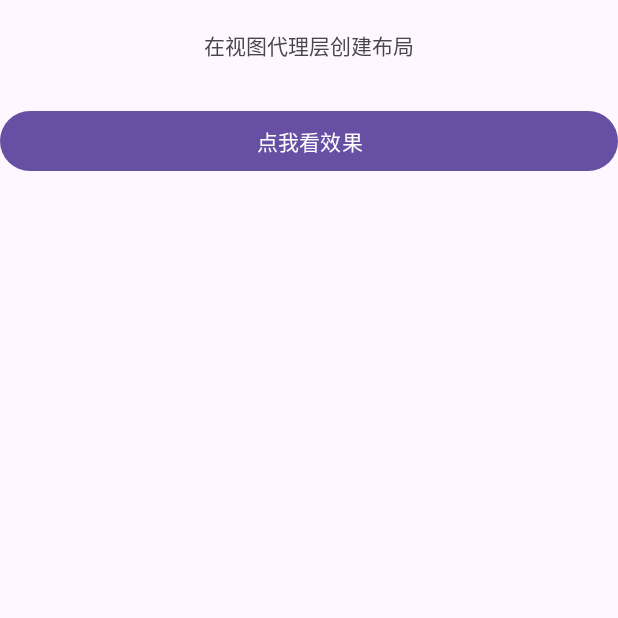
After one commit to NobodyCaiCai/MvpProject, an Android app: the ShellActivity screen opened directly, with no data from a screen before it, on a phone screen of 412 x 824 dp, the top half of it. The commit adds this screen. Run offline under Robolectric (Android 15) with nearby library versions, the phone set to English and light mode, and no system bars.

Commit message:
TheMVP kotlin实现：https://github.com/kymjs/TheMVP V2

```diff
--- a/app/src/main/AndroidManifest.xml
+++ b/app/src/main/AndroidManifest.xml
@@ -11,6 +11,7 @@
         android:roundIcon="@mipmap/ic_launcher_round"
         android:supportsRtl="true"
         android:theme="@style/Theme.MvpStudyProject"
+        android:popupTheme="@style/ToolbarPopupTheme"
         tools:targetApi="31">
         <activity
             android:name=".mvp.MainActivity"
@@ -30,6 +31,8 @@
 
         <activity android:name=".mvp.v3.a_demo.TheMVPActivity" android:exported="true"/>
         <activity android:name=".mvp.v3.a_demo.demo1.SimpleActivity" android:exported="true"/>
+        <activity android:name=".mvp.v3.a_demo.demo2.DemoActivityV2" android:exported="true"/>
+        <activity android:name=".mvp.v3.a_demo.demo3.ShellActivity" android:exported="true"/>
     </application>
 
 </manifest>
--- a/app/src/main/java/com/caicai/mvpstudyproject/mvp/v3/a_demo/demo1/SimpleDelegate.kt
+++ b/app/src/main/java/com/caicai/mvpstudyproject/mvp/v3/a_demo/demo1/SimpleDelegate.kt
@@ -11,12 +11,11 @@ class SimpleDelegate: AppDelegate() {
 
     override fun initWidget() {
         super.initWidget()
-        val view = get<TextView>(R.id.text_simple_v1)
-        view.text = "在视图代理层创建布局"
+        setText("在视图代理层创建布局")
     }
 
     fun setText(msg: String) {
         val view = get<TextView>(R.id.text_simple_v1)
-        view.text = "在视图代理层创建布局"
+        view.text = msg
     }
 }
--- /dev/null
+++ b/app/src/main/java/com/caicai/mvpstudyproject/mvp/v3/a_demo/demo2/DemoBean.kt
@@ -0,0 +1,5 @@
+package com.caicai.mvpstudyproject.mvp.v3.a_demo.demo2
+
+import com.caicai.mvpstudyproject.mvp.v3.model.IModel
+
+data class DemoBean(var name: String): IModel
--- /dev/null
+++ b/app/src/main/java/com/caicai/mvpstudyproject/mvp/v3/a_demo/demo3/MVPV3Fragment.kt
@@ -0,0 +1,24 @@
+package com.caicai.mvpstudyproject.mvp.v3.a_demo.demo3
+
+import android.view.View
+import com.caicai.mvpstudyproject.mvp.v3.a_demo.demo1.SimpleDelegate
+import com.caicai.mvpstudyproject.mvp.v3.presenter.FragmentPresenter
+import com.caicai.mvpstudyproject.R
+
+class MVPV3Fragment: FragmentPresenter<SimpleDelegate>(), View.OnClickListener {
+
+    override fun getViewDelegate(): Class<SimpleDelegate> {
+        return SimpleDelegate::class.java
+    }
+
+    override fun bindEventListener() {
+        super.bindEventListener()
+        viewDelegate?.setOnClickListener(this, R.id.button_simple_v1)
+    }
+
+    override fun onClick(v: View?) {
+        when (v?.id) {
+            R.id.button_simple_v1 -> viewDelegate?.setText("你点击了button")
+        }
+    }
+}
--- /dev/null
+++ b/app/src/main/java/com/caicai/mvpstudyproject/mvp/v3/a_demo/demo3/ShellActivity.kt
@@ -0,0 +1,14 @@
+package com.caicai.mvpstudyproject.mvp.v3.a_demo.demo3
+
+import android.os.Bundle
+import androidx.appcompat.app.AppCompatActivity
+import com.caicai.mvpstudyproject.R
+
+class ShellActivity: AppCompatActivity() {
+
+    override fun onCreate(savedInstanceState: Bundle?) {
+        super.onCreate(savedInstanceState)
+        setContentView(R.layout.activity_shell)
+        supportFragmentManager.beginTransaction().replace(R.id.content, MVPV3Fragment()).commit()
+    }
+}
--- /dev/null
+++ b/app/src/main/java/com/caicai/mvpstudyproject/mvp/v3/model/IModel.kt
@@ -0,0 +1,4 @@
+package com.caicai.mvpstudyproject.mvp.v3.model
+
+interface IModel {
+}
--- /dev/null
+++ b/app/src/main/java/com/caicai/mvpstudyproject/mvp/v3/presenter/FragmentPresenter.kt
@@ -0,0 +1,92 @@
+package com.caicai.mvpstudyproject.mvp.v3.presenter
+
+import android.os.Bundle
+import android.view.ContextMenu
+import android.view.LayoutInflater
+import android.view.Menu
+import android.view.MenuInflater
+import android.view.MenuItem
+import android.view.View
+import android.view.ViewGroup
+import android.widget.Toast
+import androidx.core.view.MenuHost
+import androidx.core.view.MenuProvider
+import androidx.fragment.app.Fragment
+import com.caicai.mvpstudyproject.mvp.v3.view.IDelegate
+
+
+/**
+ * Presenter base class for Fragment
+ * Presenter层的实现基类
+ *
+ * @param <T> View delegate class type
+ */
+abstract class FragmentPresenter<T: IDelegate>: Fragment() {
+
+    protected var viewDelegate: T? = null
+
+    private fun initViewDelegate(): T? {
+        try {
+            return getViewDelegate().getDeclaredConstructor().newInstance()
+        } catch (t: Throwable) {
+            throw RuntimeException("class to IDelegate fail")
+        }
+    }
+
+    override fun onCreate(savedInstanceState: Bundle?) {
+        super.onCreate(savedInstanceState)
+        viewDelegate = initViewDelegate()
+    }
+
+    override fun onCreateView(
+        inflater: LayoutInflater,
+        container: ViewGroup?,
+        savedInstanceState: Bundle?
+    ): View? {
+        super.onCreateView(inflater, container, savedInstanceState)
+        viewDelegate?.onCreate(inflater, container, savedInstanceState)
+        return viewDelegate?.getRootView()
+    }
+
+    override fun onViewCreated(view: View, savedInstanceState: Bundle?) {
+        super.onViewCreated(view, savedInstanceState)
+        viewDelegate?.initWidget()
+        bindEventListener()
+        initMenu(requireActivity())
+    }
+
+    private fun initMenu(menuHost: MenuHost) {
+        menuHost.addMenuProvider(object : MenuProvider {
+            override fun onCreateMenu(menu: Menu, menuInflater: MenuInflater) {
+                viewDelegate?.getOptionMenuId()?.let {
+                    menuInflater.inflate(it, menu)
+                }
+            }
+
+            override fun onMenuItemSelected(menuItem: MenuItem): Boolean {
+                Toast.makeText(context, menuItem.itemId, Toast.LENGTH_LONG)
+                return true
+            }
+        })
+    }
+
+    override fun onViewStateRestored(savedInstanceState: Bundle?) {
+        super.onViewStateRestored(savedInstanceState)
+        if (viewDelegate == null) {
+            initViewDelegate()
+        }
+    }
+
+
+    override fun onDestroy() {
+        super.onDestroy()
+        viewDelegate = null
+    }
+
+
+    // 可以被重写
+    protected open fun bindEventListener() {}
+
+    // 必须被重写
+    protected abstract fun getViewDelegate(): Class<T>
+}
--- a/app/src/main/java/com/caicai/mvpstudyproject/mvp/v3/view/AppDelegate.kt
+++ b/app/src/main/java/com/caicai/mvpstudyproject/mvp/v3/view/AppDelegate.kt
@@ -16,6 +16,7 @@ abstract class AppDelegate : IDelegate {
 
     private var rootView: View? = null
 
+    //  设置根布局id
     @IdRes
     abstract fun getRootLayoutId(): Int
 
@@ -61,10 +62,10 @@ abstract class AppDelegate : IDelegate {
 
     // bindView的第二种写法，这种写法可能会throw异常（ as T）
     @Suppress("UNCHECKED_CAST")
-    private fun <T: View> bindView2(@IdRes id: Int): T {
+    private fun <T: View> bindView2(@IdRes id: Int): T? {
         return mViews[id] as? T ?: (rootView?.findViewById(id) as? T).also {
             mViews[id] = it
-        } as T
+        }
     }
 
     fun <T: View> get(@IdRes id: Int) : T {
--- a/app/src/main/java/com/caicai/mvpstudyproject/mvp/v3/view/IDelegate.kt
+++ b/app/src/main/java/com/caicai/mvpstudyproject/mvp/v3/view/IDelegate.kt
@@ -8,9 +8,10 @@ import androidx.appcompat.widget.Toolbar
 
 /**
  * View delegate base class
- * 视图层代理的接口协议
+ * View 视图层代理的接口协议
  */
 interface IDelegate {
+    // 初始化根布局
     fun onCreate(inflater: LayoutInflater, container: ViewGroup?, savedInstanceState: Bundle?)
 
     fun getRootView(): View?
@@ -19,5 +20,6 @@ interface IDelegate {
 
     fun getToolbar(): Toolbar?
 
+    // 初始化具体视图（view）
     fun initWidget()
 }
--- /dev/null
+++ b/app/src/main/res/layout/activity_shell.xml
@@ -0,0 +1,13 @@
+<?xml version="1.0" encoding="utf-8"?>
+<LinearLayout xmlns:android="http://schemas.android.com/apk/res/android"
+			  android:layout_width="match_parent"
+			  android:layout_height="match_parent"
+			  android:orientation="vertical">
+
+	<LinearLayout
+		android:id="@+id/content"
+		android:layout_width="match_parent"
+		android:layout_height="match_parent"
+		android:orientation="horizontal"/>
+
+</LinearLayout>
--- a/app/src/main/res/values/themes.xml
+++ b/app/src/main/res/values/themes.xml
@@ -6,4 +6,16 @@
     </style>
 
     <style name="Theme.MvpStudyProject" parent="Base.Theme.MvpStudyProject" />
+
+    <!-- toolbar弹出菜单样式 -->
+    <style name="ToolbarPopupTheme" parent="@style/ThemeOverlay.AppCompat.Dark">
+        <item name="android:colorBackground">#000000</item>
+        <item name="actionOverflowMenuStyle">@style/OverflowMenuStyle</item>
+        <!--新增一个item，用于控制menu-->
+    </style>
+
+    <style name="OverflowMenuStyle" parent="Widget.AppCompat.Light.PopupMenu.Overflow">
+        <item name="overlapAnchor">false</item>
+        <!--把该属性改为false即可使menu位置位于toolbar之下-->
+    </style>
 </resources>
```
Also changed, not shown: app/src/main/java/com/caicai/mvpstudyproject/mvp/v3/a_demo/TheMVPActivity.kt (+7 -1 lines), app/src/main/java/com/caicai/mvpstudyproject/mvp/v3/a_demo/demo2/Demo2DataBinder.kt (added, +11 -0 lines), app/src/main/java/com/caicai/mvpstudyproject/mvp/v3/a_demo/demo2/DemoActivityV2.kt (+26 -1 lines), app/src/main/java/com/caicai/mvpstudyproject/mvp/v3/databind/DataBindActivity.kt (added, +23 -0 lines), app/src/main/java/com/caicai/mvpstudyproject/mvp/v3/databind/DataBinder.kt (added, +12 -0 lines), app/src/main/java/com/caicai/mvpstudyproject/mvp/v3/presenter/ActivityPresenter.kt (+4 -4 lines).
